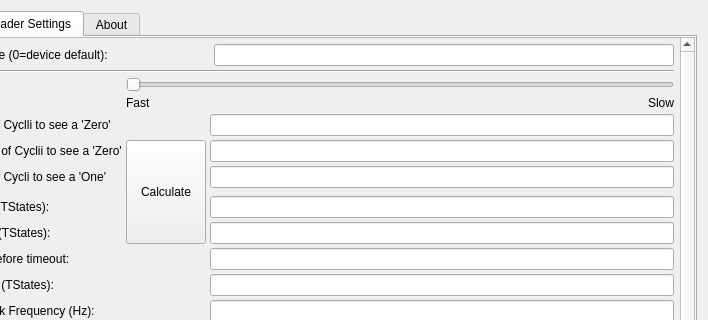
Qt form zqloaderui/dialog.ui (oxidaan/zqloader) before a commit; both pictures show x 118 to 826 and y 0 to 320 of the 826 by 651 pixel window.
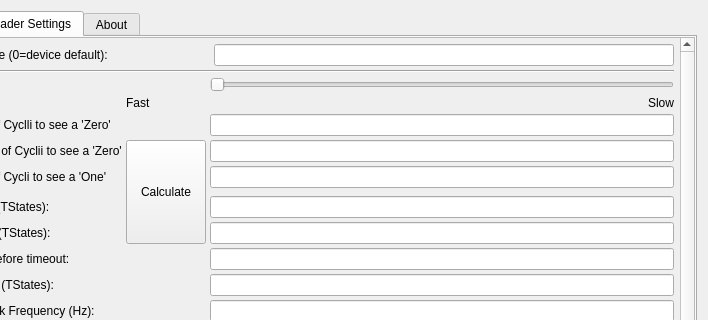
The same form after that commit. The open tabs and pages were chosen to show the change. Custom widgets are drawn as their Qt base class.

```diff
--- a/zqloaderui/dialog.ui
+++ b/zqloaderui/dialog.ui
@@ -376,8 +376,8 @@
            <rect>
             <x>0</x>
             <y>0</y>
-            <width>788</width>
-            <height>605</height>
+            <width>783</width>
+            <height>528</height>
            </rect>
           </property>
           <layout class="QGridLayout" name="gridLayout_421">
@@ -645,25 +645,6 @@
              </property>
             </widget>
            </item>
-           <item row="3" column="2" colspan="5">
-            <widget class="QSlider" name="horizontalSliderSpeed">
-             <property name="toolTip">
-              <string>&lt;html&gt;&lt;head/&gt;&lt;body&gt;&lt;p&gt;Adjust speed presets here.&lt;/p&gt;&lt;/body&gt;&lt;/html&gt;</string>
-             </property>
-             <property name="minimum">
-              <number>0</number>
-             </property>
-             <property name="maximum">
-              <number>20</number>
-             </property>
-             <property name="pageStep">
-              <number>1</number>
-             </property>
-             <property name="orientation">
-              <enum>Qt::Horizontal</enum>
-             </property>
-            </widget>
-           </item>
            <item row="8" column="1">
             <widget class="QLabel" name="label_20">
              <property name="text">
@@ -822,6 +803,25 @@
            <item row="0" column="4" colspan="3">
             <widget class="QLineEdit" name="lineEditSampleRate"/>
            </item>
+           <item row="3" column="3" colspan="4">
+            <widget class="QSlider" name="horizontalSliderSpeed">
+             <property name="toolTip">
+              <string>&lt;html&gt;&lt;head/&gt;&lt;body&gt;&lt;p&gt;Adjust speed presets here.&lt;/p&gt;&lt;/body&gt;&lt;/html&gt;</string>
+             </property>
+             <property name="minimum">
+              <number>0</number>
+             </property>
+             <property name="maximum">
+              <number>20</number>
+             </property>
+             <property name="pageStep">
+              <number>1</number>
+             </property>
+             <property name="orientation">
+              <enum>Qt::Horizontal</enum>
+             </property>
+            </widget>
+           </item>
           </layout>
          </widget>
         </widget>
```
Left out of the diff: 12 changed lines with no effect on the pictures.
